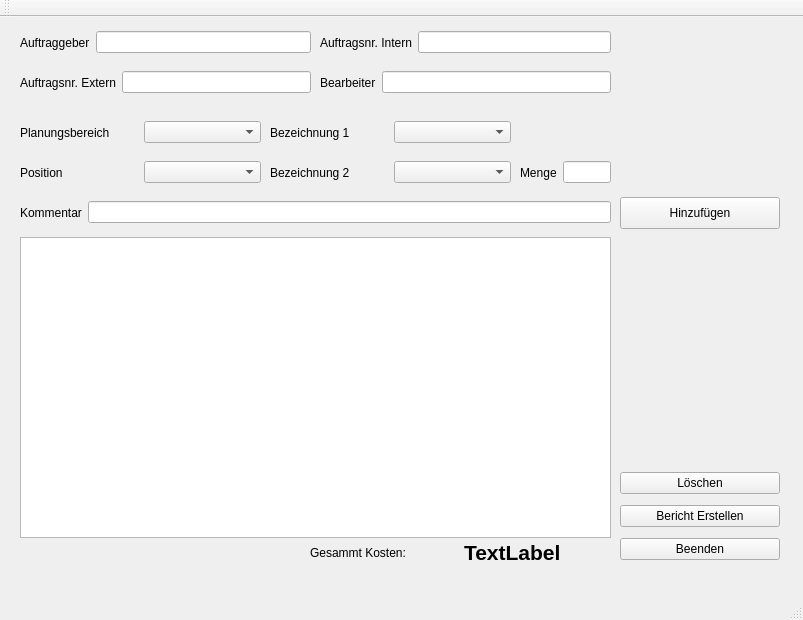
Before: the Qt Designer form AW-GUI.ui in DarkJumper/AW-Tool, drawn with Qt 5.
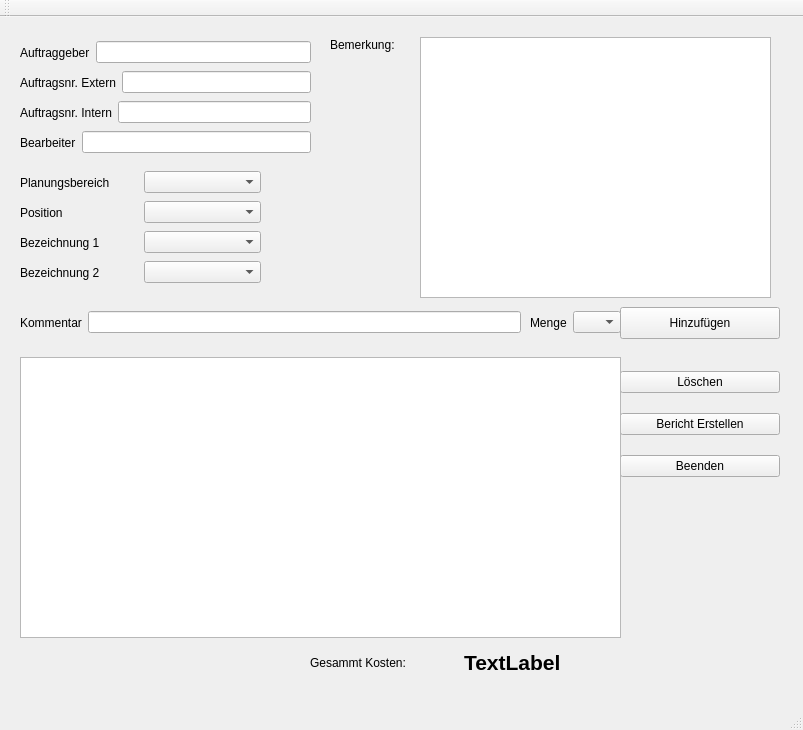
After: the same form once the commit is applied.

Commit message: Bearbeitet funktionen widget und bemerkung fehlen.

```diff
--- a/AW-GUI.ui
+++ b/AW-GUI.ui
@@ -7,7 +7,7 @@
     <x>0</x>
     <y>0</y>
     <width>803</width>
-    <height>620</height>
+    <height>730</height>
    </rect>
   </property>
   <property name="windowTitle">
@@ -17,8 +17,8 @@
    <widget class="QWidget" name="horizontalLayoutWidget">
     <property name="geometry">
      <rect>
-      <x>320</x>
-      <y>10</y>
+      <x>20</x>
+      <y>80</y>
       <width>291</width>
       <height>31</height>
      </rect>
@@ -62,7 +62,7 @@
     <property name="geometry">
      <rect>
       <x>20</x>
-      <y>10</y>
+      <y>20</y>
       <width>291</width>
       <height>31</height>
      </rect>
@@ -84,9 +84,9 @@
     <property name="geometry">
      <rect>
       <x>620</x>
-      <y>450</y>
+      <y>340</y>
       <width>160</width>
-      <height>100</height>
+      <height>134</height>
      </rect>
     </property>
     <layout class="QVBoxLayout" name="verticalLayout">
@@ -117,8 +117,8 @@
     <property name="geometry">
      <rect>
       <x>20</x>
-      <y>180</y>
-      <width>591</width>
+      <y>290</y>
+      <width>501</width>
       <height>31</height>
      </rect>
     </property>
@@ -139,7 +139,7 @@
     <property name="geometry">
      <rect>
       <x>620</x>
-      <y>180</y>
+      <y>290</y>
       <width>160</width>
       <height>32</height>
      </rect>
@@ -148,21 +148,11 @@
      <string>Hinzufügen</string>
     </property>
    </widget>
-   <widget class="QTableView" name="tableView">
-    <property name="geometry">
-     <rect>
-      <x>20</x>
-      <y>220</y>
-      <width>591</width>
-      <height>301</height>
-     </rect>
-    </property>
-   </widget>
    <widget class="QWidget" name="horizontalLayoutWidget_5">
     <property name="geometry">
      <rect>
-      <x>270</x>
-      <y>140</y>
+      <x>20</x>
+      <y>240</y>
       <width>241</width>
       <height>31</height>
      </rect>
@@ -183,8 +173,8 @@
    <widget class="QWidget" name="horizontalLayoutWidget_6">
     <property name="geometry">
      <rect>
-      <x>520</x>
-      <y>140</y>
+      <x>530</x>
+      <y>290</y>
       <width>91</width>
       <height>31</height>
      </rect>
@@ -198,7 +188,7 @@
       </widget>
      </item>
      <item>
-      <widget class="QLineEdit" name="lineEdit_menge"/>
+      <widget class="QComboBox" name="comboBox_bereich_2"/>
      </item>
     </layout>
    </widget>
@@ -206,7 +196,7 @@
     <property name="geometry">
      <rect>
       <x>20</x>
-      <y>100</y>
+      <y>150</y>
       <width>241</width>
       <height>31</height>
      </rect>
@@ -228,7 +218,7 @@
     <property name="geometry">
      <rect>
       <x>20</x>
-      <y>140</y>
+      <y>180</y>
       <width>241</width>
       <height>31</height>
      </rect>
@@ -249,8 +239,8 @@
    <widget class="QWidget" name="horizontalLayoutWidget_9">
     <property name="geometry">
      <rect>
-      <x>320</x>
-      <y>50</y>
+      <x>20</x>
+      <y>110</y>
       <width>291</width>
       <height>31</height>
      </rect>
@@ -272,7 +262,7 @@
     <property name="geometry">
      <rect>
       <x>310</x>
-      <y>520</y>
+      <y>630</y>
       <width>301</width>
       <height>31</height>
      </rect>
@@ -307,8 +297,8 @@
    <widget class="QWidget" name="horizontalLayoutWidget_11">
     <property name="geometry">
      <rect>
-      <x>270</x>
-      <y>100</y>
+      <x>20</x>
+      <y>210</y>
       <width>241</width>
       <height>31</height>
      </rect>
@@ -326,6 +316,39 @@
      </item>
     </layout>
    </widget>
+   <widget class="QTableWidget" name="tableWidget">
+    <property name="geometry">
+     <rect>
+      <x>20</x>
+      <y>340</y>
+      <width>601</width>
+      <height>281</height>
+     </rect>
+    </property>
+   </widget>
+   <widget class="QLabel" name="label">
+    <property name="geometry">
+     <rect>
+      <x>330</x>
+      <y>20</y>
+      <width>81</width>
+      <height>16</height>
+     </rect>
+    </property>
+    <property name="text">
+     <string>Bemerkung:</string>
+    </property>
+   </widget>
+   <widget class="QTextBrowser" name="textBrowser">
+    <property name="geometry">
+     <rect>
+      <x>420</x>
+      <y>20</y>
+      <width>351</width>
+      <height>261</height>
+     </rect>
+    </property>
+   </widget>
   </widget>
   <widget class="QMenuBar" name="menubar">
    <property name="geometry">
```
Left out of the diff: 4 changed lines with no effect on the pictures. The commit also changes 4 other files.
